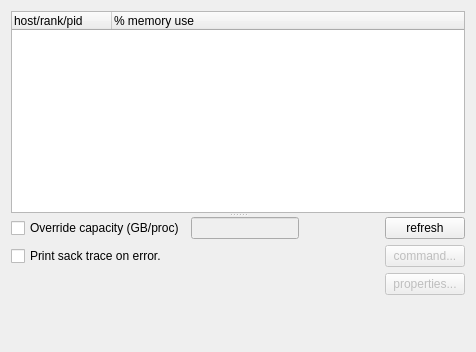
This is Qt/Components/Resources/UI/pqMemoryInspectorPanelForm.ui in Kitware/ParaView as Qt 5 draws it before an edit. The edited form follows.
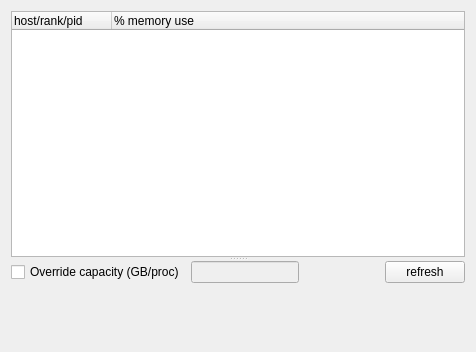
This is the edited form.

```diff
--- a/Qt/Components/Resources/UI/pqMemoryInspectorPanelForm.ui
+++ b/Qt/Components/Resources/UI/pqMemoryInspectorPanelForm.ui
@@ -60,7 +60,7 @@
        </property>
       </column>
      </widget>
-     <widget class="QWidget" name="">
+     <widget class="QWidget" name="layoutWidget">
       <layout class="QVBoxLayout" name="verticalLayout">
        <item>
         <layout class="QGridLayout" name="gridLayout">
@@ -120,68 +120,6 @@
            </property>
           </widget>
          </item>
-         <item row="1" column="0">
-          <widget class="QCheckBox" name="btSignalHandler">
-           <property name="toolTip">
-            <string>When enabled a stack trace is sent to the standard error stream for common errors such as SIGSEGV, SIGINT, SIGTERM, and SIGFPE.</string>
-           </property>
-           <property name="text">
-            <string>Print sack trace on error.</string>
-           </property>
-          </widget>
-         </item>
-         <item row="1" column="1">
-          <spacer name="horizontalSpacer_3">
-           <property name="orientation">
-            <enum>Qt::Horizontal</enum>
-           </property>
-           <property name="sizeHint" stdset="0">
-            <size>
-             <width>40</width>
-             <height>20</height>
-            </size>
-           </property>
-          </spacer>
-         </item>
-         <item row="1" column="2">
-          <widget class="QPushButton" name="openCommandDialog">
-           <property name="enabled">
-            <bool>false</bool>
-           </property>
-           <property name="toolTip">
-            <string/>
-           </property>
-           <property name="text">
-            <string>command...</string>
-           </property>
-          </widget>
-         </item>
-         <item row="2" column="1">
-          <spacer name="horizontalSpacer_4">
-           <property name="orientation">
-            <enum>Qt::Horizontal</enum>
-           </property>
-           <property name="sizeHint" stdset="0">
-            <size>
-             <width>40</width>
-             <height>20</height>
-            </size>
-           </property>
-          </spacer>
-         </item>
-         <item row="2" column="2">
-          <widget class="QPushButton" name="openPropertiesDialog">
-           <property name="enabled">
-            <bool>false</bool>
-           </property>
-           <property name="toolTip">
-            <string/>
-           </property>
-           <property name="text">
-            <string>properties...</string>
-           </property>
-          </widget>
-         </item>
         </layout>
        </item>
        <item>
```
Left out of the diff: 26 changed lines with no effect on the pictures.
